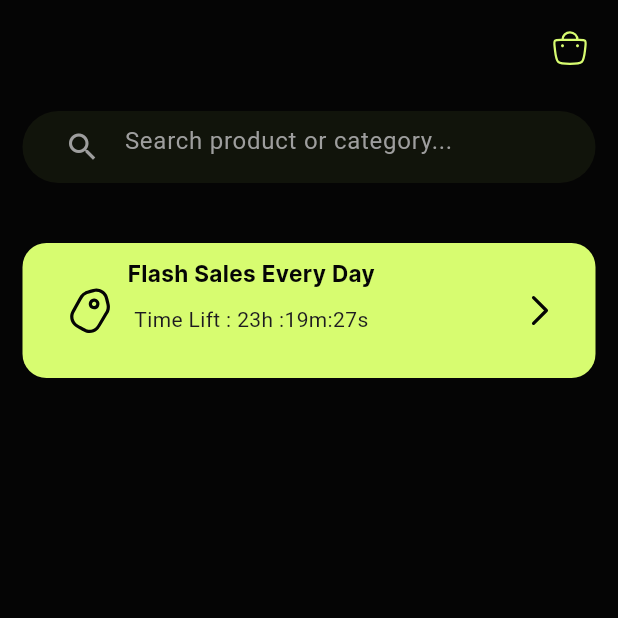
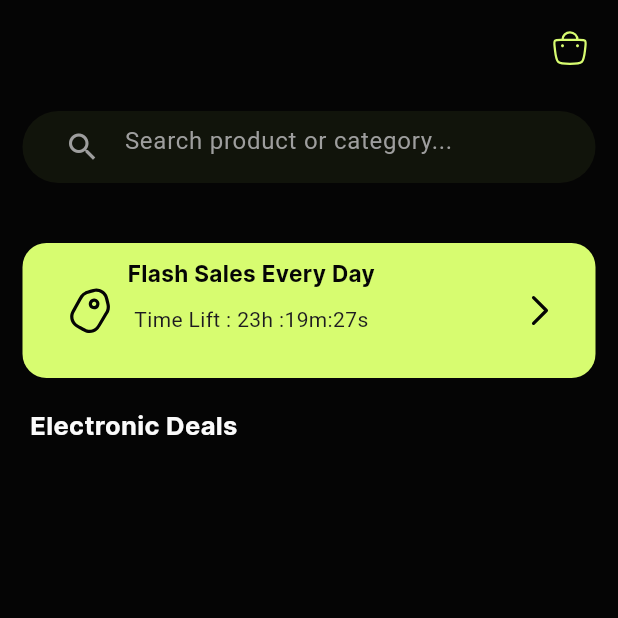
Before and after one commit to ahmdZhran/e-commerce, a Flutter app: the HomeView screen opened by its route, on a phone screen of 412 x 824 dp, the top half of it. Run offline on Flutter 3.47's test engine with Material 3 defaults, Android fonts, the phone set to English and light mode, and no system bars; our stand-ins replace dio, flutter_bloc, flutter_svg, fluttertoast, get_it, go_router and 4 more; accounts and stored records are empty.

Commit message:
add electronic text

```diff
--- a/lib/core/utls/app_strings.dart
+++ b/lib/core/utls/app_strings.dart
@@ -28,5 +28,7 @@ abstract class AppStrigns {
       // String for home
       searchProduct = "Search product or category...",
       flachSales = "Flash Sales Every Day",
-      timeLeft = "Time Lift : 23h :19m:27s";
+      timeLeft = "Time Lift : 23h :19m:27s",
+      electronicDeals = "Electronic Deals",
+      seeAll = "See All";
 }
--- a/lib/features/home/presentation/view/home_view.dart
+++ b/lib/features/home/presentation/view/home_view.dart
@@ -1,4 +1,5 @@
 import 'package:e_commerce/features/home/presentation/widgets/custom_search.dart';
+import 'package:e_commerce/features/home/presentation/widgets/electronic_text.dart';
 import 'package:e_commerce/features/home/presentation/widgets/flash_sales_container.dart';
 import 'package:e_commerce/features/home/presentation/widgets/icon_head.dart';
 import 'package:flutter/material.dart';
@@ -26,6 +27,14 @@ class HomeView extends StatelessWidget {
           SliverToBoxAdapter(
             child: FlachSalesContainer(),
           ),
+          SliverToBoxAdapter(child: SizedBox(height: 20)),
+          SliverToBoxAdapter(
+            child: Row(
+              children: [
+                ElectronicDealsText(),
+              ],
+            ),
+          )
         ],
       ),
     ));
--- /dev/null
+++ b/lib/features/home/presentation/widgets/electronic_text.dart
@@ -0,0 +1,19 @@
+import 'package:e_commerce/core/utls/app_strings.dart';
+import 'package:e_commerce/core/utls/texts_style.dart';
+import 'package:flutter/material.dart';
+
+class ElectronicDealsText extends StatelessWidget {
+  const ElectronicDealsText({super.key});
+
+  @override
+  Widget build(BuildContext context) {
+    return Padding(
+      padding: const EdgeInsets.only(left: 20),
+      child: Text(
+        AppStrigns.electronicDeals,
+        style: CustomTextStyle.medium14
+            .copyWith(fontSize: 17, fontWeight: FontWeight.bold),
+      ),
+    );
+  }
+}
```
